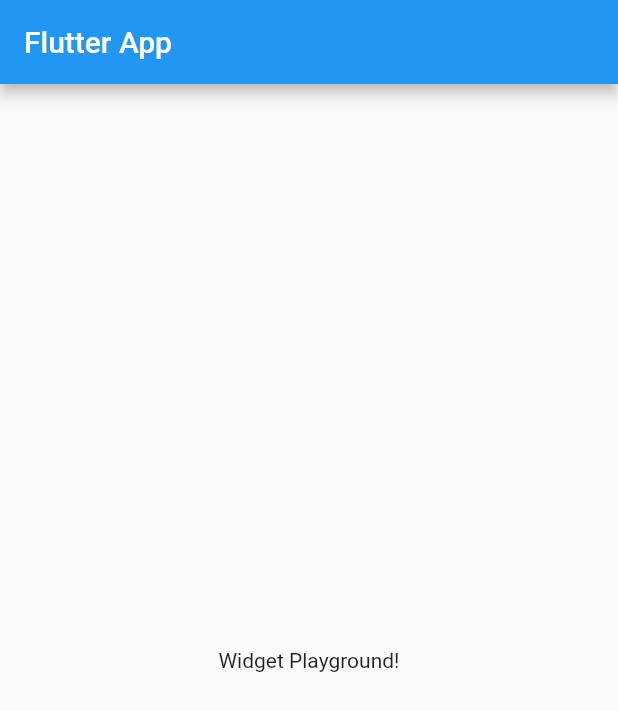
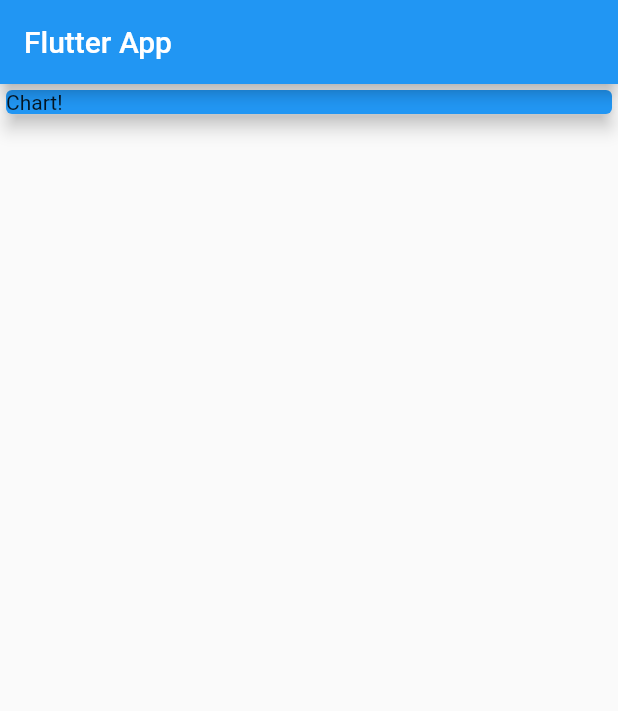
Before and after one commit to WhoStoleMyBrain/expenses_app, a Flutter app: the screen it shows after launch, on a phone screen of 412 x 824 dp. Shown: the top 711 px of the screen. Run offline on Flutter 3.47's test engine with Material 2 defaults, Android fonts, the phone set to English and light mode, and no system bars.

Commit message:
Refactored into widgets using MVC.

```diff
--- a/lib/main.dart
+++ b/lib/main.dart
@@ -13,14 +13,29 @@ class MyApp extends StatelessWidget {
 }
 
 class MyHomePage extends StatelessWidget {
+  final titleController = TextEditingController();
+  final amountController = TextEditingController();
+
   @override
   Widget build(BuildContext context) {
     return Scaffold(
       appBar: AppBar(
         title: Text('Flutter App'),
       ),
-      body: Center(
-        child: Text('Widget Playground!'),
+      body: Column(
+        mainAxisAlignment: MainAxisAlignment.start,
+        crossAxisAlignment: CrossAxisAlignment.stretch,
+        children: <Widget>[
+          Container(
+            width: double.infinity,
+            child: Card(
+              color: Colors.blue,
+              child: Text('Chart!'),
+              elevation: 5,
+            ),
+          ),
+
+        ],
       ),
     );
   }
--- a/pubspec.yaml
+++ b/pubspec.yaml
@@ -23,6 +23,7 @@ environment:
 dependencies:
   flutter:
     sdk: flutter
+  intl: ^0.15.8
 
 
   # The following adds the Cupertino Icons font to your application.
```
Also changed, not shown: lib/models/transaction.dart (added, +14 -0 lines), lib/widgets/new_transaction.dart (added, +44 -0 lines), lib/widgets/transaction_list.dart (added, +56 -0 lines), lib/widgets/user_transactions.dart (added, +32 -0 lines), pubspec.lock.
